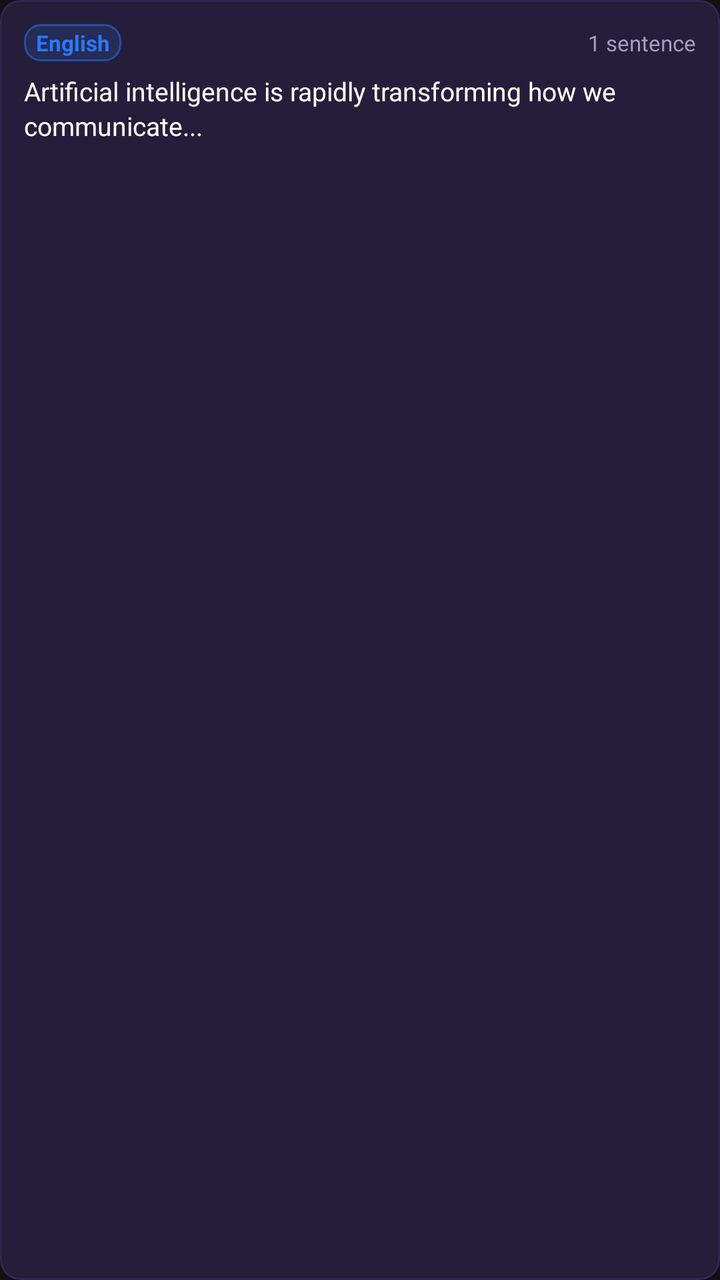
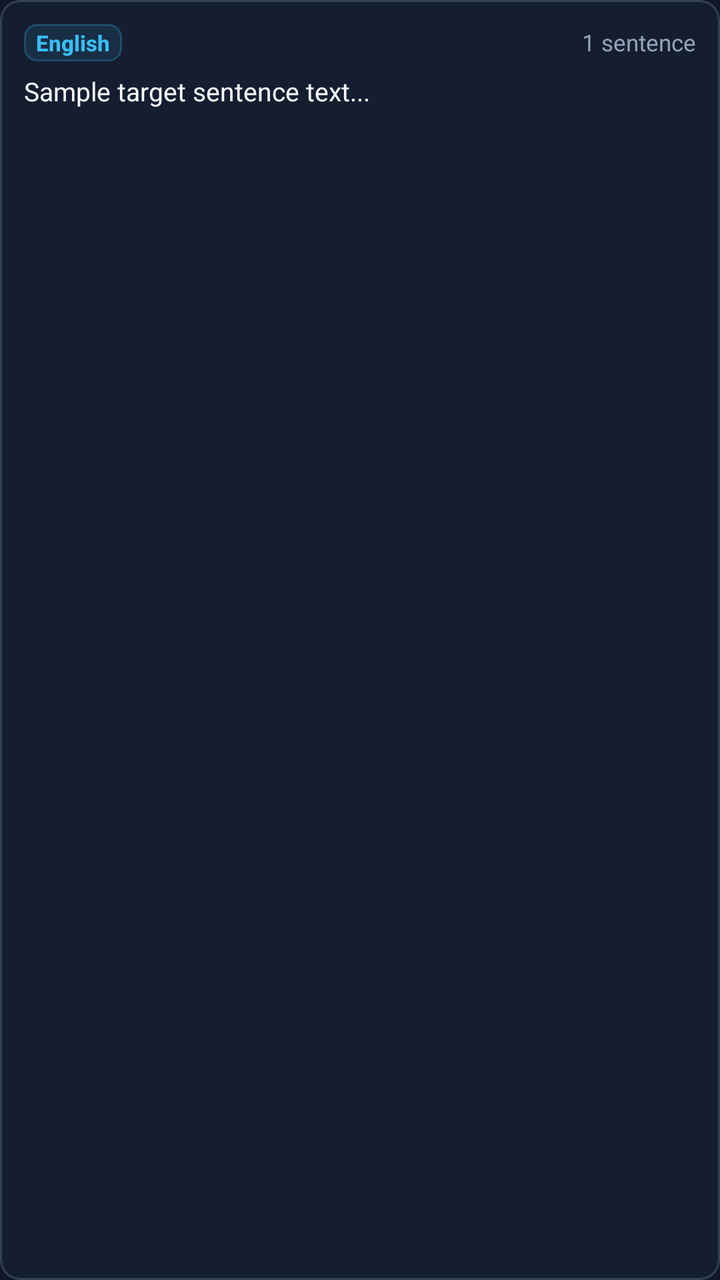

An Android layout rendered at two revisions. The XML below is the earlier revision; the diff shows what the commit changed to produce the second picture.
<!-- AndroidManifest.xml: application theme Theme.IndicVoice -->
<!-- res/layout/item_quick_idea.xml -->
<?xml version="1.0" encoding="utf-8"?>
<com.google.android.material.card.MaterialCardView xmlns:android="http://schemas.android.com/apk/res/android"
    xmlns:app="http://schemas.android.com/apk/res-auto"
    android:layout_width="match_parent"
    android:layout_height="wrap_content"
    android:layout_marginBottom="8dp"
    android:clickable="true"
    android:focusable="true"
    app:cardBackgroundColor="@color/surface_dark"
    app:cardCornerRadius="10dp"
    app:cardElevation="1dp"
    app:strokeColor="@color/card_stroke"
    app:strokeWidth="1dp">

    <LinearLayout
        android:layout_width="match_parent"
        android:layout_height="wrap_content"
        android:orientation="vertical"
        android:padding="12dp">

        <LinearLayout
            android:layout_width="match_parent"
            android:layout_height="wrap_content"
            android:gravity="center_vertical"
            android:orientation="horizontal">

            <TextView
                android:id="@+id/tvIdeaLanguage"
                android:layout_width="wrap_content"
                android:layout_height="wrap_content"
                android:background="@drawable/bg_pill_rss"
                android:paddingStart="6dp"
                android:paddingTop="2dp"
                android:paddingEnd="6dp"
                android:paddingBottom="2dp"
                android:text="English"
                android:textColor="@color/accent_blue"
                android:textSize="11sp"
                android:textStyle="bold" />

            <View
                android:layout_width="0dp"
                android:layout_height="1dp"
                android:layout_weight="1" />

            <TextView
                android:id="@+id/tvIdeaLength"
                android:layout_width="wrap_content"
                android:layout_height="wrap_content"
                android:text="1 sentence"
                android:textColor="@color/text_secondary"
                android:textSize="11sp" />
        </LinearLayout>

        <TextView
            android:id="@+id/tvIdeaText"
            android:layout_width="match_parent"
            android:layout_height="wrap_content"
            android:layout_marginTop="6dp"
            android:lineSpacingExtra="2dp"
            android:text="Artificial intelligence is rapidly transforming how we communicate..."
            android:textColor="@color/text_primary"
            android:textSize="13sp" />

    </LinearLayout>
</com.google.android.material.card.MaterialCardView>
<!-- resources referenced by this layout -->
<resources>
  <color name="accent_blue">#2979FF</color>
  <color name="card_stroke">#2E274D</color>
  <color name="surface_dark">#241E3A</color>
  <color name="text_primary">#FFFFFF</color>
  <color name="text_secondary">#A59DBF</color>
  <!-- drawable bg_pill_rss (drawable) -->
  <?xml version="1.0" encoding="utf-8"?>
  <shape xmlns:android="http://schemas.android.com/apk/res/android"
      android:shape="rectangle">
      <solid android:color="#262979FF" />
      <corners android:radius="8dp" />
      <stroke
          android:width="1dp"
          android:color="#802979FF" />
  </shape>
  <style name="Theme.IndicVoice" parent="Theme.Material3.DayNight.NoActionBar">
          <item name="colorPrimary">@color/primary</item>
          <item name="colorPrimaryInverse">@color/primary_variant</item>
          <item name="colorSecondary">@color/secondary</item>
          <item name="android:statusBarColor">@color/background_dark</item>
          <item name="android:windowBackground">@color/background_dark</item>
          <item name="colorSurface">@color/card_dark</item>
          <item name="colorOnSurface">@color/text_primary</item>
      </style>
  <color name="primary">#7C4DFF</color>
  <color name="primary_variant">#651FFF</color>
  <color name="secondary">#00E5FF</color>
  <color name="background_dark">#121212</color>
  <color name="card_dark">#1A162B</color>
</resources>

<!-- the commit's change to res/layout/item_quick_idea.xml (unified diff, before → after) -->
@@ -8,7 +8,7 @@
     android:focusable="true"
     app:cardBackgroundColor="@color/surface_dark"
     app:cardCornerRadius="10dp"
-    app:cardElevation="1dp"
+    app:cardElevation="0dp"
     app:strokeColor="@color/card_stroke"
     app:strokeWidth="1dp">
 
@@ -29,6 +29,7 @@
                 android:layout_width="wrap_content"
                 android:layout_height="wrap_content"
                 android:background="@drawable/bg_pill_rss"
+                android:fontFamily="sans-serif-medium"
                 android:paddingStart="6dp"
                 android:paddingTop="2dp"
                 android:paddingEnd="6dp"
@@ -49,7 +50,7 @@
                 android:layout_height="wrap_content"
                 android:text="1 sentence"
                 android:textColor="@color/text_secondary"
-                android:textSize="11sp" />
+                android:textSize="11.5sp" />
         </LinearLayout>
 
         <TextView
@@ -58,9 +59,8 @@
             android:layout_height="wrap_content"
             android:layout_marginTop="6dp"
             android:lineSpacingExtra="2dp"
-            android:text="Artificial intelligence is rapidly transforming how we communicate..."
+            android:text="Sample target sentence text..."
             android:textColor="@color/text_primary"
             android:textSize="13sp" />
-
     </LinearLayout>
 </com.google.android.material.card.MaterialCardView>
<!-- resource entries referenced after the edit -->
@@ -1,33 +1,37 @@
 <!-- resources referenced by this layout -->
 <resources>
-  <color name="accent_blue">#2979FF</color>
-  <color name="card_stroke">#2E274D</color>
-  <color name="surface_dark">#241E3A</color>
-  <color name="text_primary">#FFFFFF</color>
-  <color name="text_secondary">#A59DBF</color>
+  <color name="accent_blue">#38BDF8</color>
+  <color name="card_stroke">#334155</color>
+  <color name="surface_dark">#151E30</color>
+  <color name="text_primary">#F8FAFC</color>
+  <color name="text_secondary">#94A3B8</color>
   <!-- drawable bg_pill_rss (drawable) -->
   <?xml version="1.0" encoding="utf-8"?>
   <shape xmlns:android="http://schemas.android.com/apk/res/android"
       android:shape="rectangle">
-      <solid android:color="#262979FF" />
-      <corners android:radius="8dp" />
+      <solid android:color="#1A38BDF8" />
+      <corners android:radius="6dp" />
       <stroke
           android:width="1dp"
-          android:color="#802979FF" />
+          android:color="#4038BDF8" />
   </shape>
   <style name="Theme.IndicVoice" parent="Theme.Material3.DayNight.NoActionBar">
           <item name="colorPrimary">@color/primary</item>
           <item name="colorPrimaryInverse">@color/primary_variant</item>
           <item name="colorSecondary">@color/secondary</item>
           <item name="android:statusBarColor">@color/background_dark</item>
+          <item name="android:navigationBarColor">@color/background_dark</item>
           <item name="android:windowBackground">@color/background_dark</item>
           <item name="colorSurface">@color/card_dark</item>
           <item name="colorOnSurface">@color/text_primary</item>
+          <item name="colorSurfaceVariant">@color/surface_dark</item>
+          <item name="colorOnSurfaceVariant">@color/text_secondary</item>
+          <item name="colorOutline">@color/card_stroke</item>
       </style>
-  <color name="primary">#7C4DFF</color>
-  <color name="primary_variant">#651FFF</color>
-  <color name="secondary">#00E5FF</color>
-  <color name="background_dark">#121212</color>
-  <color name="card_dark">#1A162B</color>
+  <color name="primary">#2563EB</color>
+  <color name="primary_variant">#1D4ED8</color>
+  <color name="secondary">#38BDF8</color>
+  <color name="background_dark">#0F1729</color>
+  <color name="card_dark">#1E293B</color>
 </resources>
 
